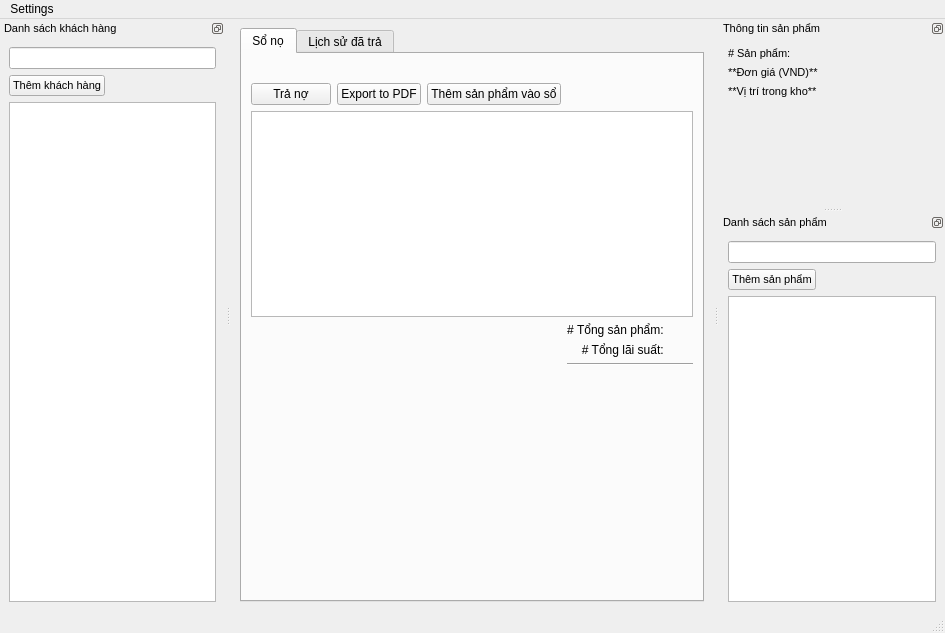
Above: ui/main.ui from Achicken7301/simple-store before the change. Below: the same form after it.
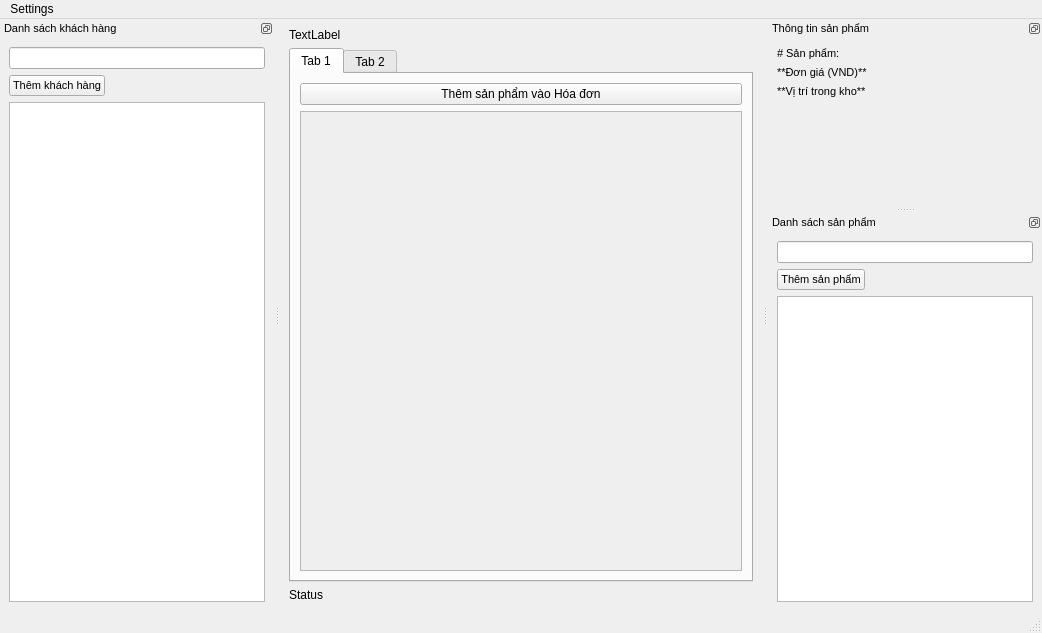
That is the form after the change.

Commit message: view multiples invoices

```diff
--- a/ui/main.ui
+++ b/ui/main.ui
@@ -6,7 +6,7 @@
    <rect>
     <x>0</x>
     <y>0</y>
-    <width>945</width>
+    <width>1042</width>
     <height>633</height>
    </rect>
   </property>
@@ -15,197 +15,67 @@
   </property>
   <widget class="QWidget" name="centralwidget">
    <layout class="QGridLayout" name="gridLayout">
-    <item row="0" column="0">
+    <item row="2" column="0">
+     <widget class="QLabel" name="status">
+      <property name="text">
+       <string>Status</string>
+      </property>
+     </widget>
+    </item>
+    <item row="1" column="0">
      <widget class="QTabWidget" name="tabWidget">
       <property name="currentIndex">
        <number>0</number>
       </property>
       <widget class="QWidget" name="tab">
        <attribute name="title">
-        <string>Sổ nọ</string>
+        <string>Tab 1</string>
        </attribute>
-       <layout class="QGridLayout" name="gridLayout_2">
-        <item row="1" column="0">
-         <widget class="QPushButton" name="invoice_view_pdf">
-          <property name="font">
-           <font>
-            <pointsize>9</pointsize>
-           </font>
-          </property>
-          <property name="text">
-           <string>Trả nợ</string>
-          </property>
-         </widget>
-        </item>
-        <item row="2" column="0" colspan="5">
-         <widget class="QTableWidget" name="invoice_table">
-          <property name="enabled">
-           <bool>true</bool>
-          </property>
-          <property name="font">
-           <font>
-            <family>Arial</family>
-            <pointsize>8</pointsize>
-           </font>
-          </property>
-          <property name="sizeAdjustPolicy">
-           <enum>QAbstractScrollArea::AdjustToContents</enum>
-          </property>
-          <property name="gridStyle">
-           <enum>Qt::DashLine</enum>
-          </property>
-          <property name="sortingEnabled">
-           <bool>true</bool>
-          </property>
-         </widget>
-        </item>
-        <item row="6" column="4">
-         <widget class="QLabel" name="total">
-          <property name="text">
-           <string/>
-          </property>
-          <property name="textFormat">
-           <enum>Qt::MarkdownText</enum>
-          </property>
-          <property name="alignment">
-           <set>Qt::AlignRight|Qt::AlignTrailing|Qt::AlignVCenter</set>
-          </property>
-         </widget>
-        </item>
-        <item row="1" column="3" colspan="2">
-         <spacer name="horizontalSpacer">
-          <property name="orientation">
-           <enum>Qt::Horizontal</enum>
-          </property>
-          <property name="sizeHint" stdset="0">
-           <size>
-            <width>40</width>
-            <height>20</height>
-           </size>
-          </property>
-         </spacer>
-        </item>
-        <item row="4" column="4">
-         <widget class="QLabel" name="total_interest">
-          <property name="text">
-           <string/>
-          </property>
-          <property name="textFormat">
-           <enum>Qt::MarkdownText</enum>
-          </property>
-          <property name="alignment">
-           <set>Qt::AlignRight|Qt::AlignTrailing|Qt::AlignVCenter</set>
-          </property>
-         </widget>
-        </item>
-        <item row="1" column="1">
-         <widget class="QPushButton" name="print_invoice">
-          <property name="font">
-           <font>
-            <pointsize>9</pointsize>
-           </font>
-          </property>
-          <property name="text">
-           <string>Export to PDF</string>
-          </property>
-         </widget>
-        </item>
-        <item row="1" column="2">
+       <layout class="QVBoxLayout" name="verticalLayout">
+        <item>
          <widget class="QPushButton" name="add_p2invoice">
-          <property name="font">
-           <font>
-            <pointsize>9</pointsize>
-           </font>
-          </property>
           <property name="text">
-           <string>Thêm sản phẩm vào sổ</string>
+           <string>Thêm sản phẩm vào Hóa đơn</string>
           </property>
          </widget>
         </item>
-        <item row="3" column="3">
-         <widget class="QLabel" name="label_4">
-          <property name="layoutDirection">
-           <enum>Qt::LeftToRight</enum>
+        <item>
+         <widget class="QScrollArea" name="scroll_infos">
+          <property name="widgetResizable">
+           <bool>true</bool>
           </property>
-          <property name="text">
-           <string># Tổng sản phẩm: </string>
-          </property>
-          <property name="textFormat">
-           <enum>Qt::MarkdownText</enum>
-          </property>
-          <property name="alignment">
-           <set>Qt::AlignRight|Qt::AlignTrailing|Qt::AlignVCenter</set>
-          </property>
+          <widget class="QWidget" name="scrollAreaWidgetContents">
+           <property name="geometry">
+            <rect>
+             <x>0</x>
+             <y>0</y>
+             <width>424</width>
+             <height>426</height>
+            </rect>
+           </property>
+           <layout class="QVBoxLayout" name="verticalLayout_2"/>
+          </widget>
          </widget>
         </item>
-        <item row="0" column="0" colspan="3">
-         <widget class="QLabel" name="invoice_name">
-          <property name="text">
-           <string/>
-          </property>
-          <property name="textFormat">
-           <enum>Qt::MarkdownText</enum>
-          </property>
-         </widget>
-        </item>
-        <item row="5" column="3" colspan="2">
-         <widget class="Line" name="line">
-          <property name="orientation">
-           <enum>Qt::Horizontal</enum>
-          </property>
-         </widget>
-        </item>
-        <item row="4" column="3">
-         <widget class="QLabel" name="label_5">
-          <property name="layoutDirection">
-           <enum>Qt::RightToLeft</enum>
-          </property>
-          <property name="text">
-           <string># Tổng lãi suất: </string>
-          </property>
-          <property name="textFormat">
-           <enum>Qt::MarkdownText</enum>
-          </property>
-          <property name="alignment">
-           <set>Qt::AlignRight|Qt::AlignTrailing|Qt::AlignVCenter</set>
-          </property>
-         </widget>
-        </item>
-        <item row="3" column="4">
-         <widget class="QLabel" name="total_p">
-          <property name="text">
-           <string/>
-          </property>
-          <property name="textFormat">
-           <enum>Qt::MarkdownText</enum>
-          </property>
-          <property name="alignment">
-           <set>Qt::AlignRight|Qt::AlignTrailing|Qt::AlignVCenter</set>
-          </property>
-         </widget>
-        </item>
-        <item row="7" column="4">
-         <spacer name="verticalSpacer_2">
-          <property name="orientation">
-           <enum>Qt::Vertical</enum>
-          </property>
-          <property name="sizeHint" stdset="0">
-           <size>
-            <width>20</width>
-            <height>40</height>
-           </size>
-          </property>
-         </spacer>
-        </item>
        </layout>
       </widget>
       <widget class="QWidget" name="tab_2">
        <attribute name="title">
-        <string>Lịch sử đã trả</string>
+        <string>Tab 2</string>
        </attribute>
       </widget>
      </widget>
     </item>
+    <item row="0" column="0">
+     <widget class="QLabel" name="invoice_name">
+      <property name="text">
+       <string>TextLabel</string>
+      </property>
+      <property name="textFormat">
+       <enum>Qt::MarkdownText</enum>
+      </property>
+     </widget>
+    </item>
    </layout>
   </widget>
   <widget class="QMenuBar" name="menubar">
@@ -213,8 +83,8 @@
     <rect>
      <x>0</x>
      <y>0</y>
-     <width>945</width>
-     <height>21</height>
+     <width>1042</width>
+     <height>26</height>
     </rect>
    </property>
    <widget class="QMenu" name="menuSettings">
```
Left out of the diff: 7 changed lines with no effect on the pictures. The commit also changes 18 other files.
